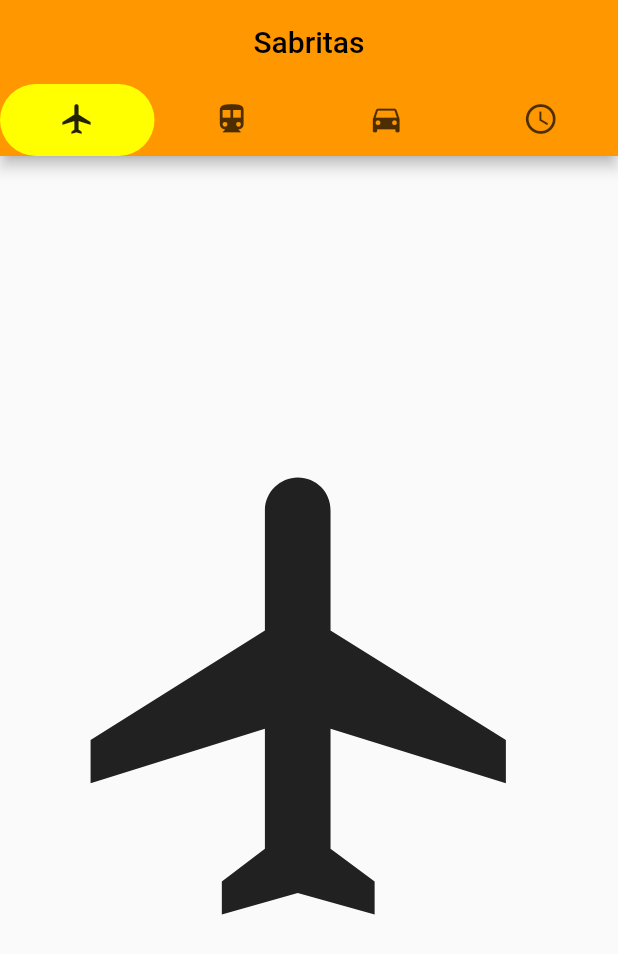
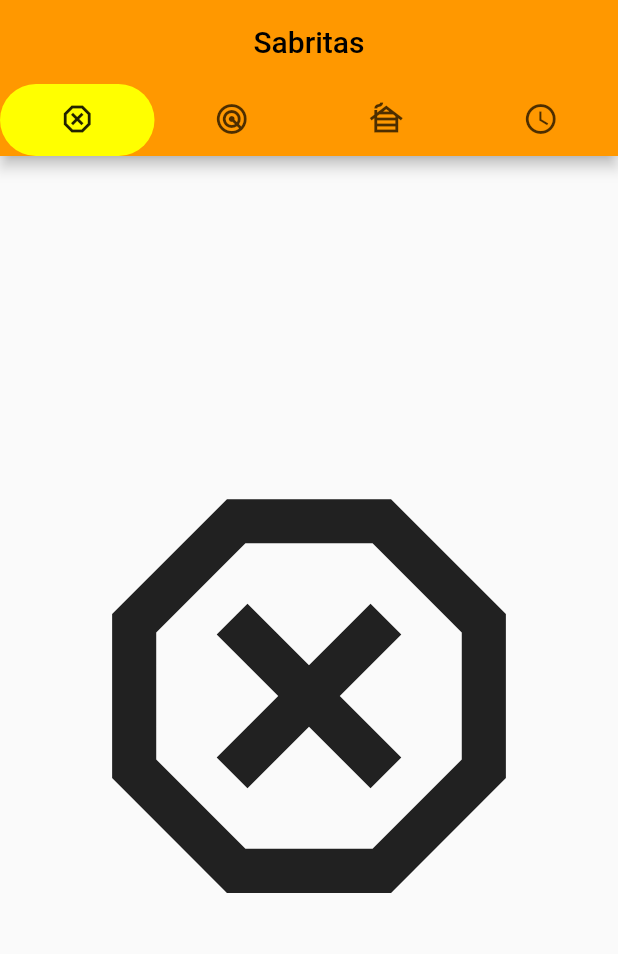
Before and after one commit to ChavezMorenoCynthiaNayeli/TabBar_act5, a Flutter app: the screen it shows after launch, on a phone screen of 412 x 824 dp. Shown: the top 954 px of the screen. Run offline on Flutter 3.47's test engine with Material 2 defaults, Android fonts, the phone set to English and light mode, and no system bars.

Commit message:
TabBar v3

```diff
--- a/lib/main.dart
+++ b/lib/main.dart
@@ -37,9 +37,9 @@ class _MyHomePageState extends State<MyHomePage> {
                 borderRadius: BorderRadius.circular(50), // Creates border
                 color: Colors.yellowAccent), //Change background color from here
             tabs: [
-              Tab(icon: Icon(Icons.flight)),
-              Tab(icon: Icon(Icons.directions_transit)),
-              Tab(icon: Icon(Icons.directions_car)),
+              Tab(icon: Icon(Icons.dangerous_outlined)),
+              Tab(icon: Icon(Icons.radar)),
+              Tab(icon: Icon(Icons.cabin)),
               Tab(icon: Icon(Icons.access_time)),
             ],
           ),
@@ -48,9 +48,9 @@ class _MyHomePageState extends State<MyHomePage> {
         ),
         body: TabBarView(
           children: [
-            Icon(Icons.flight, size: 350),
-            Icon(Icons.directions_transit, size: 350),
-            Icon(Icons.directions_car, size: 350),
+            Icon(Icons.dangerous_outlined, size: 350),
+            Icon(Icons.radar, size: 350),
+            Icon(Icons.cabin, size: 350),
             Icon(Icons.access_time, size: 350),
           ],
         ),
```
